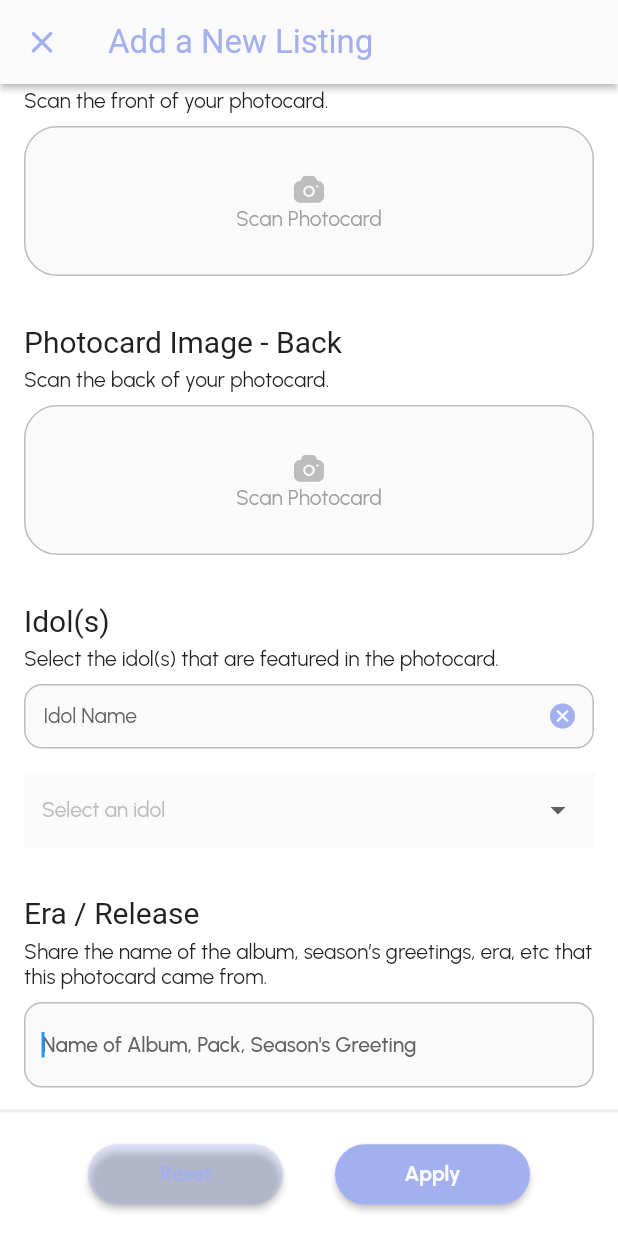
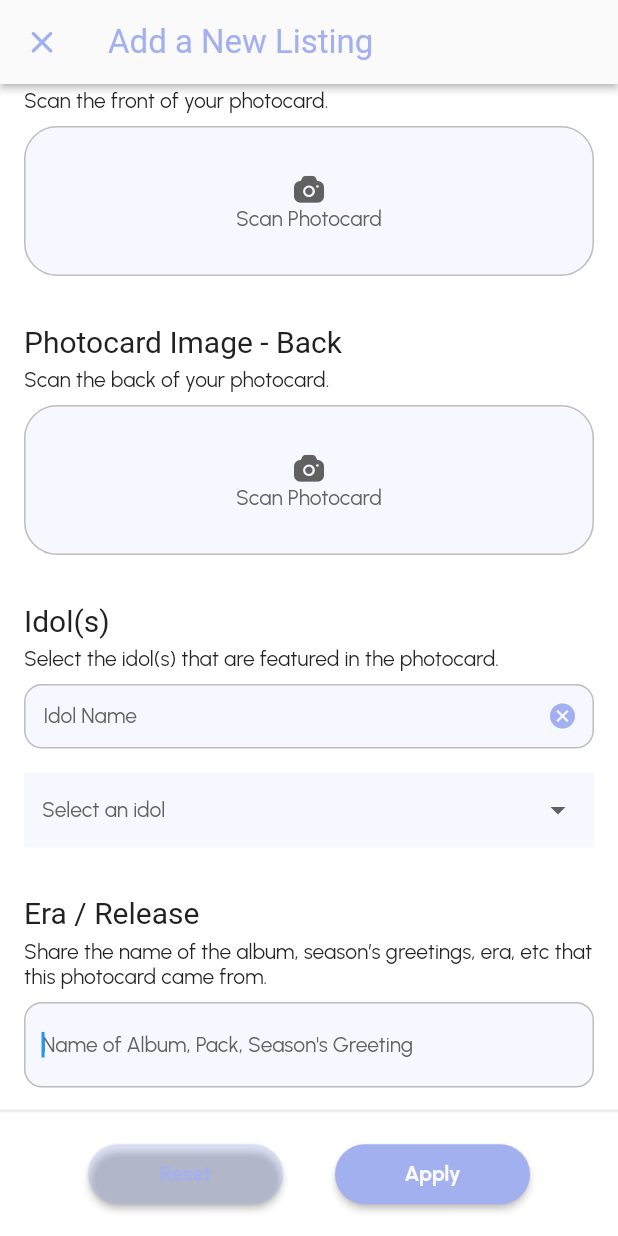
Before and after one commit to mlabisi/pocadot_client, a Flutter app: the AddListingScreenWidget screen opened by its route, on a phone screen of 412 x 824 dp. Run offline on Flutter 3.47's test engine with Material 2 defaults, Android fonts, the phone set to English and light mode, and no system bars; drawn by our look-alikes of auto_size_text; our stand-ins replace easy_debounce, expandable, floating_bottom_navigation_bar, flutter_animate, flutter_rating_bar, flutter_spinkit and 7 more; missing offline and left inert: json_path, swipeable_card_stack; accounts and stored records are empty; network calls fail; Roboto replaces fonts that are missing (Jua).

Commit message:
fixing colors on add listing screen

```diff
--- a/lib/add_listing_screen/add_listing_screen_widget.dart
+++ b/lib/add_listing_screen/add_listing_screen_widget.dart
@@ -152,7 +152,7 @@ class _AddListingScreenWidgetState extends State<AddListingScreenWidget> {
                                         height: 100,
                                         decoration: BoxDecoration(
                                           color: FlutterFlowTheme.of(context)
-                                              .greyscale50,
+                                              .tertiaryColor,
                                           borderRadius:
                                               BorderRadius.circular(22),
                                           border: Border.all(
@@ -175,7 +175,7 @@ class _AddListingScreenWidgetState extends State<AddListingScreenWidget> {
                                                   FFIcons.kcamera,
                                                   color: FlutterFlowTheme.of(
                                                           context)
-                                                      .greyscale400,
+                                                      .greyscale700,
                                                   size: 24,
                                                 ),
                                                 Text(
@@ -188,7 +188,7 @@ class _AddListingScreenWidgetState extends State<AddListingScreenWidget> {
                                                         color:
                                                             FlutterFlowTheme.of(
                                                                     context)
-                                                                .greyscale500,
+                                                                .greyscale700,
                                                       ),
                                                 ),
                                               ],
@@ -250,7 +250,7 @@ class _AddListingScreenWidgetState extends State<AddListingScreenWidget> {
                                         height: 100,
                                         decoration: BoxDecoration(
                                           color: FlutterFlowTheme.of(context)
-                                              .greyscale50,
+                                              .tertiaryColor,
                                           borderRadius:
                                               BorderRadius.circular(22),
                                           border: Border.all(
@@ -273,7 +273,7 @@ class _AddListingScreenWidgetState extends State<AddListingScreenWidget> {
                                                   FFIcons.kcamera,
                                                   color: FlutterFlowTheme.of(
                                                           context)
-                                                      .greyscale400,
+                                                      .greyscale700,
                                                   size: 24,
                                                 ),
                                                 Text(
@@ -286,7 +286,7 @@ class _AddListingScreenWidgetState extends State<AddListingScreenWidget> {
                                                         color:
                                                             FlutterFlowTheme.of(
                                                                     context)
-                                                                .greyscale500,
+                                                                .greyscale700,
                                                       ),
                                                 ),
                                               ],
@@ -352,7 +352,7 @@ class _AddListingScreenWidgetState extends State<AddListingScreenWidget> {
                                             decoration: BoxDecoration(
                                               color:
                                                   FlutterFlowTheme.of(context)
-                                                      .greyscale50,
+                                                      .tertiaryColor,
                                               borderRadius:
                                                   BorderRadius.circular(12),
                                               border: Border.all(
@@ -380,7 +380,7 @@ class _AddListingScreenWidgetState extends State<AddListingScreenWidget> {
                                                               'Urbanist',
                                                           color: FlutterFlowTheme
                                                                   .of(context)
-                                                              .secondaryText,
+                                                              .greyscale700,
                                                         ),
                                                   ),
                                                 ),
@@ -422,11 +422,11 @@ class _AddListingScreenWidgetState extends State<AddListingScreenWidget> {
                                               fontFamily: 'Urbanist',
                                               color:
                                                   FlutterFlowTheme.of(context)
-                                                      .greyscale400,
+                                                      .greyscale700,
                                             ),
                                         hintText: 'Select an idol',
                                         fillColor: FlutterFlowTheme.of(context)
-                                            .greyscale50,
+                                            .tertiaryColor,
                                         elevation: 2,
                                         borderColor: Colors.transparent,
                                         borderWidth: 0,
@@ -499,9 +499,15 @@ class _AddListingScreenWidgetState extends State<AddListingScreenWidget> {
                                         decoration: InputDecoration(
                                           hintText:
                                               'Name of Album, Pack, Season\'s Greeting',
-                                          hintStyle:
-                                              FlutterFlowTheme.of(context)
-                                                  .bodyText2,
+                                          hintStyle: FlutterFlowTheme.of(
+                                                  context)
+                                              .bodyText1
+                                              .override(
+                                                fontFamily: 'Urbanist',
+                                                color:
+                                                    FlutterFlowTheme.of(context)
+                                                        .greyscale700,
+                                              ),
                                           enabledBorder: OutlineInputBorder(
                                             borderSide: BorderSide(
                                               color:
@@ -542,10 +548,16 @@ class _AddListingScreenWidgetState extends State<AddListingScreenWidget> {
                                           filled: true,
                                           fillColor:
                                               FlutterFlowTheme.of(context)
-                                                  .greyscale50,
+                                                  .tertiaryColor,
                                         ),
                                         style: FlutterFlowTheme.of(context)
-                                            .bodyText1,
+                                            .bodyText1
+                                            .override(
+                                              fontFamily: 'Urbanist',
+                                              color:
+                                                  FlutterFlowTheme.of(context)
+                                                      .greyscale700,
+                                            ),
                                       ),
                                     ),
                                   ],
@@ -611,14 +623,20 @@ class _AddListingScreenWidgetState extends State<AddListingScreenWidget> {
                                         decoration: InputDecoration(
                                           hintText:
                                               'Provide a detailed description of your listing.',
-                                          hintStyle:
-                                              FlutterFlowTheme.of(context)
-                                                  .bodyText2,
+                                          hintStyle: FlutterFlowTheme.of(
+                                                  context)
+                                              .bodyText2
+                                              .override(
+                                                fontFamily: 'Urbanist',
+                                                color:
+                                                    FlutterFlowTheme.of(context)
+                                                        .greyscale700,
+                                              ),
                                           enabledBorder: OutlineInputBorder(
                                             borderSide: BorderSide(
                                               color:
                                                   FlutterFlowTheme.of(context)
-                                                      .greyscale400,
+                                                      .greyscale700,
                                               width: 1,
                                             ),
                                             borderRadius:
@@ -628,7 +646,7 @@ class _AddListingScreenWidgetState extends State<AddListingScreenWidget> {
                                             borderSide: BorderSide(
                                               color:
                                                   FlutterFlowTheme.of(context)
-                                                      .greyscale400,
+                                                      .greyscale700,
                                               width: 1,
                                             ),
                                             borderRadius:
@@ -654,10 +672,16 @@ class _AddListingScreenWidgetState extends State<AddListingScreenWidget> {
                                           filled: true,
                                           fillColor:
                                               FlutterFlowTheme.of(context)
-                                                  .greyscale50,
+                                                  .tertiaryColor,
                                         ),
                                         style: FlutterFlowTheme.of(context)
-                                            .bodyText1,
+                                            .bodyText1
+                                            .override(
+                                              fontFamily: 'Urbanist',
+                                              color:
+                                                  FlutterFlowTheme.of(context)
+                                                      .greyscale500,
+                                            ),
                                         maxLines: 5,
                                       ),
                                     ),
@@ -949,14 +973,20 @@ class _AddListingScreenWidgetState extends State<AddListingScreenWidget> {
                                         obscureText: false,
                                         decoration: InputDecoration(
                                           hintText: 'Ex: \$25',
-                                          hintStyle:
-                                              FlutterFlowTheme.of(context)
-                                                  .bodyText2,
+                                          hintStyle: FlutterFlowTheme.of(
+                                                  context)
+                                              .bodyText2
+                                              .override(
+                                                fontFamily: 'Urbanist',
+                                                color:
+                                                    FlutterFlowTheme.of(context)
+                                                        .greyscale700,
+                                              ),
                                           enabledBorder: OutlineInputBorder(
                                             borderSide: BorderSide(
                                               color:
                                                   FlutterFlowTheme.of(context)
-                                                      .greyscale400,
+                                                      .greyscale700,
                                               width: 1,
                                             ),
                                             borderRadius:
@@ -966,7 +996,7 @@ class _AddListingScreenWidgetState extends State<AddListingScreenWidget> {
                                             borderSide: BorderSide(
                                               color:
                                                   FlutterFlowTheme.of(context)
-                                                      .greyscale400,
+                                                      .greyscale700,
                                               width: 1,
                                             ),
                                             borderRadius:
@@ -992,10 +1022,16 @@ class _AddListingScreenWidgetState extends State<AddListingScreenWidget> {
                                           filled: true,
                                           fillColor:
                                               FlutterFlowTheme.of(context)
-                                                  .greyscale50,
+                                                  .tertiaryColor,
                                         ),
                                         style: FlutterFlowTheme.of(context)
-                                            .bodyText1,
+                                            .bodyText1
+                                            .override(
+                                              fontFamily: 'Urbanist',
+                                              color:
+                                                  FlutterFlowTheme.of(context)
+                                                      .greyscale500,
+                                            ),
                                       ),
                                     ),
                                   ],
```
